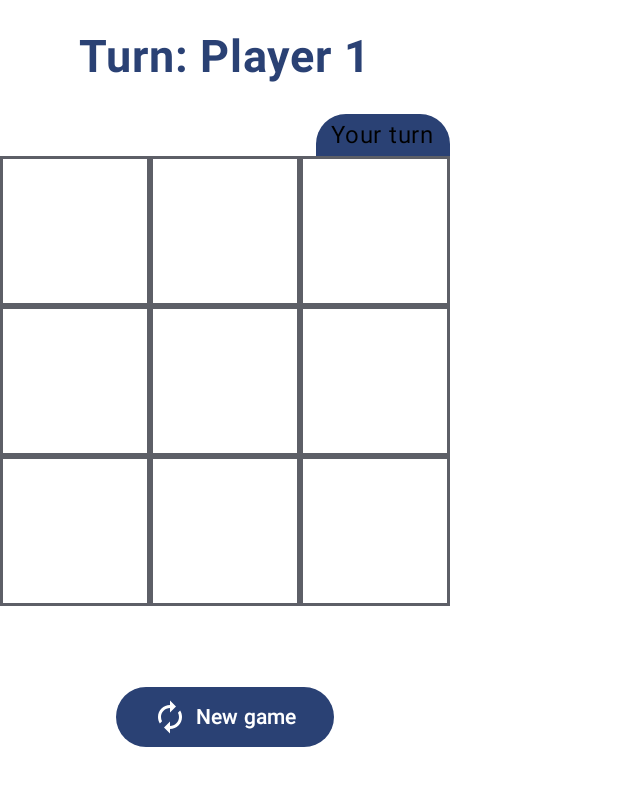
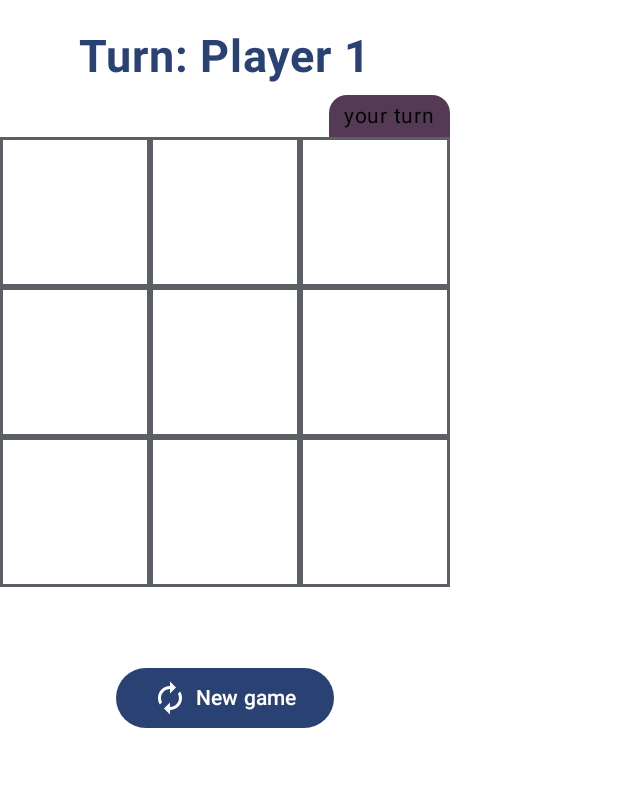
Before and after one commit to joshuajgomez/TicTacToe, an Android app built with Jetpack Compose: the @Preview function PreviewGameScreen, on a phone screen of 412 x 824 dp. Shown: the top 786 px of the screen. Run offline under Robolectric (Android 15) with nearby library versions, the phone set to English and light mode, and no system bars; our stand-ins replace constraintlayout-compose.

Commit message:
Fix game logic

```diff
--- a/app/src/main/java/com/triplerock/tictactoe/model/Firebase.kt
+++ b/app/src/main/java/com/triplerock/tictactoe/model/Firebase.kt
@@ -149,7 +149,7 @@ class Firebase {
                 return@addSnapshotListener
             }
             val roomUpdate = snapshot.toObject(Room::class.java)
-            Logger.debug("snapshot:onTurnUpdate: $roomUpdate, snapshot=${snapshot.data}")
+            Logger.debug("snapshot:onTurnUpdate: $roomUpdate")
             onTurnUpdate(roomUpdate!!)
         }
     }
--- a/app/src/main/java/com/triplerock/tictactoe/model/GameRepository.kt
+++ b/app/src/main/java/com/triplerock/tictactoe/model/GameRepository.kt
@@ -32,6 +32,7 @@ class GameRepository(
             name = roomName,
             player1Name = myName,
             player2Name = "",
+            timeCreated = System.currentTimeMillis()
         )
         firebase.createRoom(room) { it ->
             // room created
@@ -96,6 +97,7 @@ class GameRepository(
         ) -> Unit,
     ) {
         firebase.listenForMoves(roomId) {
+            // on player moved
             val player1Moves = ArrayList<Int>()
             val player2Moves = ArrayList<Int>()
             for (move in it) {
@@ -113,7 +115,7 @@ class GameRepository(
     }
 
     fun updateTurn(room: Room) {
-
+        firebase.updateTurn(room)
     }
 
     fun getName(): String {
--- a/app/src/main/java/com/triplerock/tictactoe/ui/screens/GameScreenContainer.kt
+++ b/app/src/main/java/com/triplerock/tictactoe/ui/screens/GameScreenContainer.kt
@@ -112,7 +112,17 @@ fun GameScreenContainer(
 private fun PreviewGameScreen() {
     TicTacToeTheme {
         Column {
-            GameScreen(isShowRestartButton = true)
+            GameScreen(isShowRestartButton = true, isPlayable = true)
+        }
+    }
+}
+
+@Preview
+@Composable
+private fun PreviewGameScreenNotMyTurn() {
+    TicTacToeTheme {
+        Column {
+            GameScreen()
         }
     }
 }
@@ -192,7 +202,7 @@ val stateList = listOf(
 
 @Composable
 private fun GameScreen(
-    isPlayable: Boolean = true,
+    isPlayable: Boolean = false,
     onCellClicked: (cell: Int) -> Unit = {},
     player1Moves: List<Int> = emptyList(),
     player2Moves: List<Int> = emptyList(),
@@ -210,14 +220,15 @@ private fun GameScreen(
         })
         AnimatedVisibility(visible = isPlayable, modifier = Modifier.constrainAs(turn) {
             end.linkTo(grid.end)
-            top.linkTo(status.bottom, 20.dp)
+            bottom.linkTo(grid.top)
         }) {
             Text(
-                text = "Your turn",
+                text = "your turn",
+                fontSize = 14.sp,
                 modifier = Modifier
                     .background(
-                        shape = RoundedCornerShape(topStart = 20.dp, topEnd = 20.dp),
-                        color = colorScheme.primary
+                        shape = RoundedCornerShape(topStart = 12.dp, topEnd = 12.dp),
+                        color = colorScheme.tertiary
                     )
                     .padding(horizontal = 10.dp, vertical = 2.dp)
             )
@@ -228,7 +239,7 @@ private fun GameScreen(
                 .constrainAs(grid) {
                     start.linkTo(parent.start)
                     end.linkTo(parent.end)
-                    top.linkTo(turn.bottom)
+                    top.linkTo(status.bottom, margin = 35.dp)
                 }
                 .size(300.dp)) {
             items(count = 9) {
```
Also changed, not shown: app/src/main/java/com/triplerock/tictactoe/ui/screens/CreateRoomContainer.kt (+26 -11 lines), app/src/main/java/com/triplerock/tictactoe/ui/screens/JoinRoomContainer.kt (+9 -4 lines), app/src/main/java/com/triplerock/tictactoe/viewmodels/CreateRoomViewModel.kt (+5 -3 lines), app/src/main/java/com/triplerock/tictactoe/viewmodels/GameViewModel.kt (+23 -27 lines).
